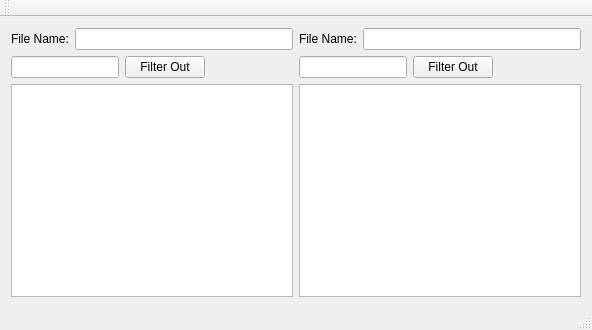
dcg0006/canbus_analyzer, file mainwindow.ui: the form before one commit.
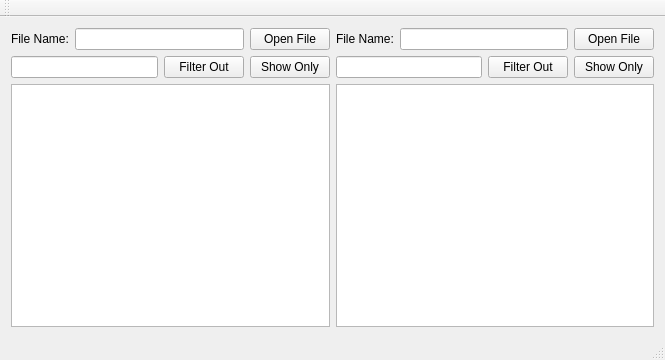
The form after the commit.

Diff of the .ui file:
```diff
--- a/mainwindow.ui
+++ b/mainwindow.ui
@@ -6,8 +6,8 @@
    <rect>
     <x>0</x>
     <y>0</y>
-    <width>592</width>
-    <height>330</height>
+    <width>665</width>
+    <height>360</height>
    </rect>
   </property>
   <property name="windowTitle">
@@ -18,7 +18,7 @@
     <item>
      <layout class="QVBoxLayout" name="verticalLayout">
       <item>
-       <layout class="QHBoxLayout" name="horizontalLayout_3">
+       <layout class="QHBoxLayout" name="horizontalLayout_2">
         <item>
          <widget class="QLabel" name="label">
           <property name="text">
@@ -29,6 +29,13 @@
         <item>
          <widget class="QLineEdit" name="leftFileName"/>
         </item>
+        <item>
+         <widget class="QPushButton" name="openButton1">
+          <property name="text">
+           <string>Open File</string>
+          </property>
+         </widget>
+        </item>
        </layout>
       </item>
       <item>
@@ -44,29 +51,23 @@
          </widget>
         </item>
         <item>
-         <spacer name="horizontalSpacer_2">
-          <property name="orientation">
-           <enum>Qt::Horizontal</enum>
+         <widget class="QPushButton" name="showButton1">
+          <property name="text">
+           <string>Show Only</string>
           </property>
-          <property name="sizeHint" stdset="0">
-           <size>
-            <width>40</width>
-            <height>20</height>
-           </size>
-          </property>
-         </spacer>
+         </widget>
         </item>
        </layout>
       </item>
       <item>
-       <widget class="QTextBrowser" name="textBrowser"/>
+       <widget class="QTableView" name="tableView1"/>
       </item>
      </layout>
     </item>
     <item>
      <layout class="QVBoxLayout" name="verticalLayout_2">
       <item>
-       <layout class="QHBoxLayout" name="horizontalLayout_4">
+       <layout class="QHBoxLayout" name="horizontalLayout_3">
         <item>
          <widget class="QLabel" name="label_2">
           <property name="text">
@@ -77,37 +78,38 @@
         <item>
          <widget class="QLineEdit" name="rightFileName"/>
         </item>
+        <item>
+         <widget class="QPushButton" name="openButton2">
+          <property name="text">
+           <string>Open File</string>
+          </property>
+         </widget>
+        </item>
        </layout>
       </item>
       <item>
-       <layout class="QHBoxLayout" name="horizontalLayout_2">
+       <layout class="QHBoxLayout" name="horizontalLayout_4">
         <item>
          <widget class="QLineEdit" name="lineEdit_2"/>
         </item>
         <item>
-         <widget class="QPushButton" name="pushButton_2">
+         <widget class="QPushButton" name="filterButton2">
           <property name="text">
            <string>Filter Out</string>
           </property>
          </widget>
         </item>
         <item>
-         <spacer name="horizontalSpacer_3">
-          <property name="orientation">
-           <enum>Qt::Horizontal</enum>
+         <widget class="QPushButton" name="showButton2">
+          <property name="text">
+           <string>Show Only</string>
           </property>
-          <property name="sizeHint" stdset="0">
-           <size>
-            <width>40</width>
-            <height>20</height>
-           </size>
-          </property>
-         </spacer>
+         </widget>
         </item>
        </layout>
       </item>
       <item>
-       <widget class="QTextBrowser" name="textBrowser_2"/>
+       <widget class="QTableView" name="tableView2"/>
       </item>
      </layout>
     </item>
```
Left out of the diff: 4 changed lines with no effect on the pictures.
